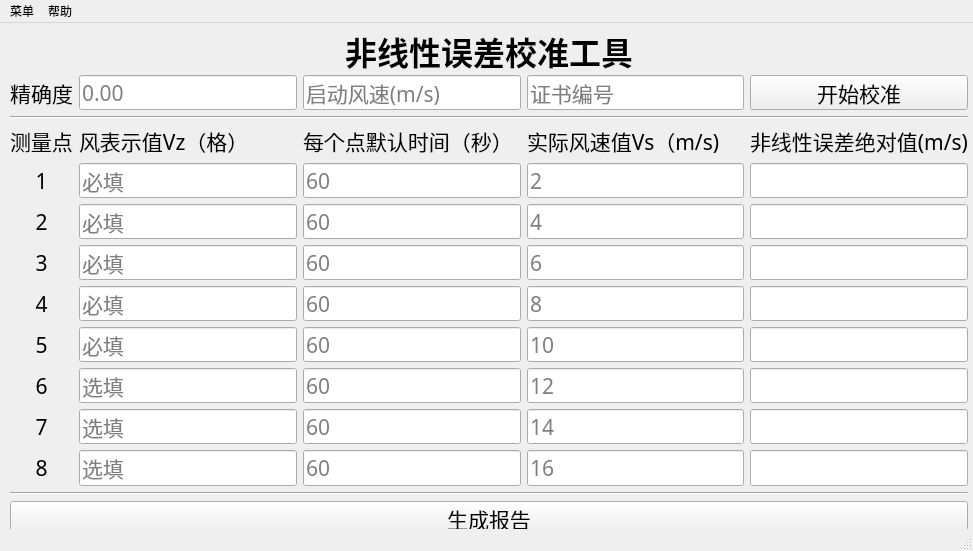
Above: MainWindow.ui from chaidk/ErrorCalibration before the change. Below: the same form after it.
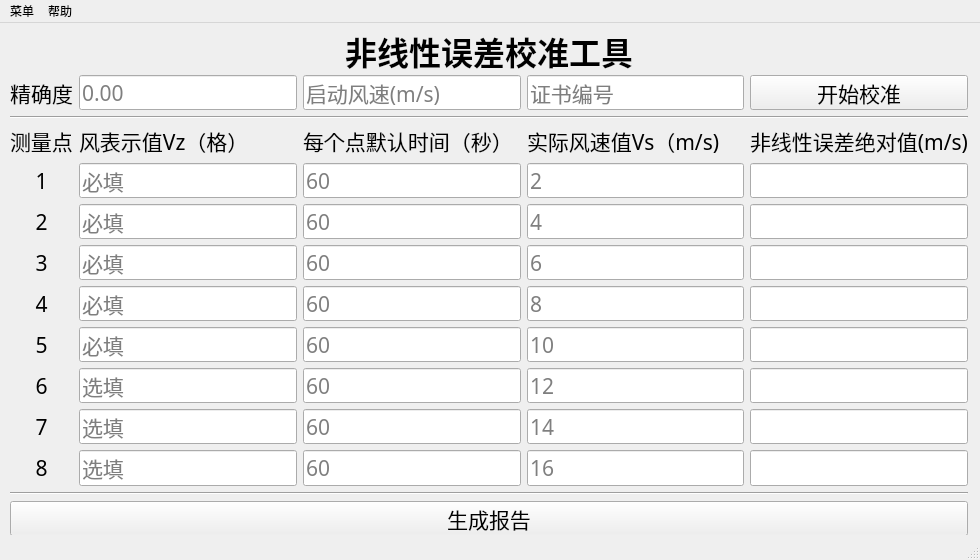
That is the form after the change. Icons and pictures are not drawn.

```diff
--- a/MainWindow.ui
+++ b/MainWindow.ui
@@ -6,10 +6,28 @@
    <rect>
     <x>0</x>
     <y>0</y>
-    <width>973</width>
-    <height>551</height>
+    <width>980</width>
+    <height>560</height>
    </rect>
   </property>
+  <property name="sizePolicy">
+   <sizepolicy hsizetype="Fixed" vsizetype="Fixed">
+    <horstretch>0</horstretch>
+    <verstretch>0</verstretch>
+   </sizepolicy>
+  </property>
+  <property name="minimumSize">
+   <size>
+    <width>980</width>
+    <height>560</height>
+   </size>
+  </property>
+  <property name="maximumSize">
+   <size>
+    <width>980</width>
+    <height>560</height>
+   </size>
+  </property>
   <property name="font">
    <font>
     <pointsize>20</pointsize>
@@ -852,7 +870,7 @@
     <rect>
      <x>0</x>
      <y>0</y>
-     <width>973</width>
+     <width>980</width>
      <height>23</height>
     </rect>
    </property>
```
Left out of the diff: 36 changed lines with no effect on the pictures.
